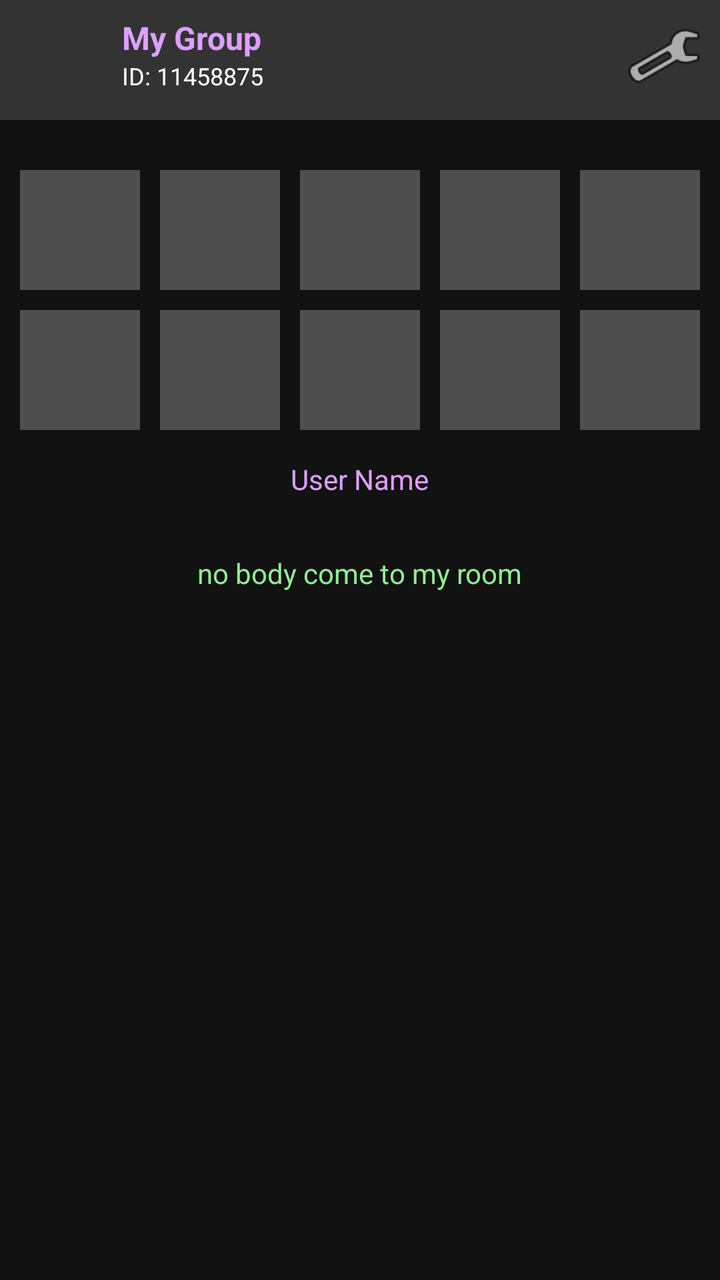
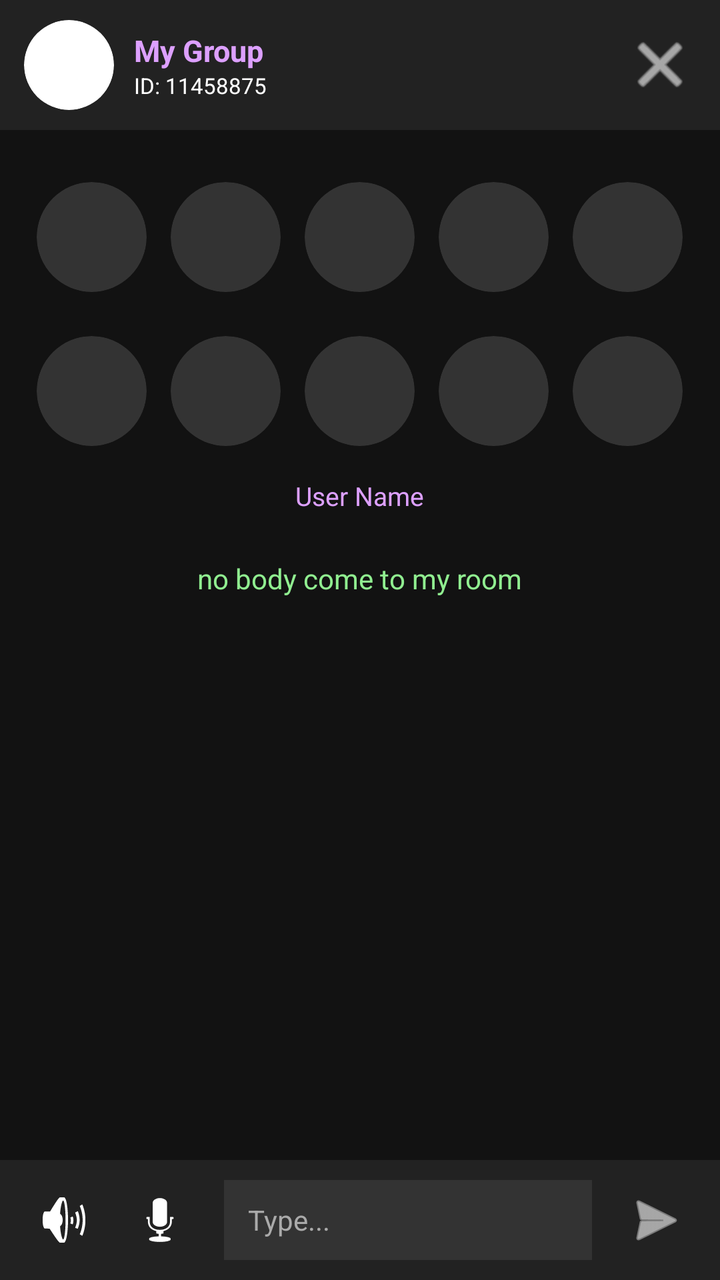

Two renders of the same Android screen: before a commit and after it. Below are the layout's source before the change and the commit's diff.
<!-- AndroidManifest.xml: application theme Theme.AppCompat.DayNight.NoActionBar -->
<!-- res/layout/activity_voice_room.xml -->
<?xml version="1.0" encoding="utf-8"?>
<LinearLayout xmlns:android="http://schemas.android.com/apk/res/android"
    android:layout_width="match_parent"
    android:layout_height="match_parent"
    android:orientation="vertical"
    android:background="#121212">

    <LinearLayout
        android:id="@+id/topBar"
        android:layout_width="match_parent"
        android:layout_height="60dp"
        android:orientation="horizontal"
        android:background="#333333"
        android:padding="8dp">

        <ImageView android:id="@+id/ivRoomAvatar"
            android:layout_width="45dp"
            android:layout_height="45dp"
            android:src="@android:drawable/sym_def_app_icon"/>

        <LinearLayout
            android:layout_width="0dp"
            android:layout_height="wrap_content"
            android:layout_weight="1"
            android:orientation="vertical"
            android:layout_marginStart="8dp">

            <TextView android:id="@+id/tvRoomName"
                android:layout_width="wrap_content"
                android:layout_height="wrap_content"
                android:text="My Group"
                android:textColor="#DDA0FF"
                android:textStyle="bold"
                android:textSize="16sp"/>

            <TextView android:id="@+id/tvRoomIds"
                android:layout_width="wrap_content"
                android:layout_height="wrap_content"
                android:text="ID: 11458875"
                android:textColor="#FFFFFF"
                android:textSize="12sp"/>
        </LinearLayout>

        <ImageView android:id="@+id/ivHomeSettings"
            android:layout_width="40dp"
            android:layout_height="40dp"
            android:src="@android:drawable/ic_menu_preferences"/>
    </LinearLayout>

    <LinearLayout android:layout_width="match_parent" android:layout_height="wrap_content" android:orientation="horizontal" android:gravity="center" android:layout_marginTop="20dp">
        <ImageView android:id="@+id/seat1" android:layout_width="60dp" android:layout_height="60dp" android:layout_margin="5dp" android:background="#40FFFFFF"/>
        <ImageView android:id="@+id/seat2" android:layout_width="60dp" android:layout_height="60dp" android:layout_margin="5dp" android:background="#40FFFFFF"/>
        <ImageView android:id="@+id/seat3" android:layout_width="60dp" android:layout_height="60dp" android:layout_margin="5dp" android:background="#40FFFFFF"/>
        <ImageView android:id="@+id/seat4" android:layout_width="60dp" android:layout_height="60dp" android:layout_margin="5dp" android:background="#40FFFFFF"/>
        <ImageView android:id="@+id/seat5" android:layout_width="60dp" android:layout_height="60dp" android:layout_margin="5dp" android:background="#40FFFFFF"/>
    </LinearLayout>

    <LinearLayout android:layout_width="match_parent" android:layout_height="wrap_content" android:orientation="horizontal" android:gravity="center">
        <ImageView android:id="@+id/seat6" android:layout_width="60dp" android:layout_height="60dp" android:layout_margin="5dp" android:background="#40FFFFFF"/>
        <ImageView android:id="@+id/seat7" android:layout_width="60dp" android:layout_height="60dp" android:layout_margin="5dp" android:background="#40FFFFFF"/>
        <ImageView android:id="@+id/seat8" android:layout_width="60dp" android:layout_height="60dp" android:layout_margin="5dp" android:background="#40FFFFFF"/>
        <ImageView android:id="@+id/seat9" android:layout_width="60dp" android:layout_height="60dp" android:layout_margin="5dp" android:background="#40FFFFFF"/>
        <ImageView android:id="@+id/seat10" android:layout_width="60dp" android:layout_height="60dp" android:layout_margin="5dp" android:background="#40FFFFFF"/>
    </LinearLayout>

    <TextView android:id="@+id/tvSeat3Name"
        android:layout_width="wrap_content"
        android:layout_height="wrap_content"
        android:layout_gravity="center"
        android:layout_marginTop="10dp"
        android:text="User Name"
        android:textColor="#DDA0FF"/>

    <TextView android:id="@+id/tvEntryLog"
        android:layout_width="wrap_content"
        android:layout_height="wrap_content"
        android:layout_gravity="center"
        android:layout_marginTop="20dp"
        android:text="no body come to my room"
        android:textColor="#90EE90"
        android:padding="8dp"/>

</LinearLayout>
<!-- resources referenced by this layout -->
<resources>

</resources>

<!-- the commit's change to res/layout/activity_voice_room.xml (unified diff, before → after) -->
@@ -1,29 +1,39 @@
 <?xml version="1.0" encoding="utf-8"?>
-<LinearLayout xmlns:android="http://schemas.android.com/apk/res/android"
+<RelativeLayout xmlns:android="http://schemas.android.com/apk/res/android"
+    xmlns:app="http://schemas.android.com/apk/res-auto"
     android:layout_width="match_parent"
     android:layout_height="match_parent"
-    android:orientation="vertical"
     android:background="#121212">
 
+    
     <LinearLayout
         android:id="@+id/topBar"
         android:layout_width="match_parent"
-        android:layout_height="60dp"
+        android:layout_height="65dp"
         android:orientation="horizontal"
-        android:background="#333333"
-        android:padding="8dp">
+        android:gravity="center_vertical"
+        android:background="#222222"
+        android:paddingHorizontal="12dp">
 
-        <ImageView android:id="@+id/ivRoomAvatar"
+        
+        <androidx.cardview.widget.CardView
             android:layout_width="45dp"
             android:layout_height="45dp"
-            android:src="@android:drawable/sym_def_app_icon"/>
+            app:cardCornerRadius="22.5dp"
+            app:cardElevation="0dp">
+            <ImageView android:id="@+id/ivRoomAvatar"
+                android:layout_width="match_parent"
+                android:layout_height="match_parent"
+                android:scaleType="centerCrop"
+                android:src="@android:drawable/sym_def_app_icon"/>
+        </androidx.cardview.widget.CardView>
 
         <LinearLayout
             android:layout_width="0dp"
             android:layout_height="wrap_content"
             android:layout_weight="1"
             android:orientation="vertical"
-            android:layout_marginStart="8dp">
+            android:layout_marginStart="10dp">
 
             <TextView android:id="@+id/tvRoomName"
                 android:layout_width="wrap_content"
@@ -31,53 +41,145 @@
                 android:text="My Group"
                 android:textColor="#DDA0FF"
                 android:textStyle="bold"
-                android:textSize="16sp"/>
+                android:textSize="15sp"/>
 
             <TextView android:id="@+id/tvRoomIds"
                 android:layout_width="wrap_content"
                 android:layout_height="wrap_content"
                 android:text="ID: 11458875"
                 android:textColor="#FFFFFF"
-                android:textSize="12sp"/>
+                android:textSize="11sp"/>
         </LinearLayout>
 
+        
         <ImageView android:id="@+id/ivHomeSettings"
-            android:layout_width="40dp"
-            android:layout_height="40dp"
-            android:src="@android:drawable/ic_menu_preferences"/>
+            android:layout_width="36dp"
+            android:layout_height="36dp"
+            android:src="@android:drawable/ic_menu_close_clear_cancel"
+            android:tint="#FFFFFF"/>
     </LinearLayout>
 
-    <LinearLayout android:layout_width="match_parent" android:layout_height="wrap_content" android:orientation="horizontal" android:gravity="center" android:layout_marginTop="20dp">
-        <ImageView android:id="@+id/seat1" android:layout_width="60dp" android:layout_height="60dp" android:layout_margin="5dp" android:background="#40FFFFFF"/>
-        <ImageView android:id="@+id/seat2" android:layout_width="60dp" android:layout_height="60dp" android:layout_margin="5dp" android:background="#40FFFFFF"/>
-        <ImageView android:id="@+id/seat3" android:layout_width="60dp" android:layout_height="60dp" android:layout_margin="5dp" android:background="#40FFFFFF"/>
-        <ImageView android:id="@+id/seat4" android:layout_width="60dp" android:layout_height="60dp" android:layout_margin="5dp" android:background="#40FFFFFF"/>
-        <ImageView android:id="@+id/seat5" android:layout_width="60dp" android:layout_height="60dp" android:layout_margin="5dp" android:background="#40FFFFFF"/>
-    </LinearLayout>
+    
+    <LinearLayout
+        android:id="@+id/seatsContainer"
+        android:layout_width="match_parent"
+        android:layout_height="wrap_content"
+        android:layout_below="@id/topBar"
+        android:layout_marginTop="20dp"
+        android:orientation="vertical"
+        android:gravity="center">
 
-    <LinearLayout android:layout_width="match_parent" android:layout_height="wrap_content" android:orientation="horizontal" android:gravity="center">
-        <ImageView android:id="@+id/seat6" android:layout_width="60dp" android:layout_height="60dp" android:layout_margin="5dp" android:background="#40FFFFFF"/>
-        <ImageView android:id="@+id/seat7" android:layout_width="60dp" android:layout_height="60dp" android:layout_margin="5dp" android:background="#40FFFFFF"/>
-        <ImageView android:id="@+id/seat8" android:layout_width="60dp" android:layout_height="60dp" android:layout_margin="5dp" android:background="#40FFFFFF"/>
-        <ImageView android:id="@+id/seat9" android:layout_width="60dp" android:layout_height="60dp" android:layout_margin="5dp" android:background="#40FFFFFF"/>
-        <ImageView android:id="@+id/seat10" android:layout_width="60dp" android:layout_height="60dp" android:layout_margin="5dp" android:background="#40FFFFFF"/>
+        
+        <LinearLayout android:layout_width="match_parent" android:layout_height="wrap_content" android:orientation="horizontal" android:gravity="center">
+            
+            <androidx.cardview.widget.CardView android:layout_width="55dp" android:layout_height="55dp" android:layout_margin="6dp" app:cardCornerRadius="27.5dp" app:cardBackgroundColor="#333333" app:cardElevation="0dp">
+                <ImageView android:id="@+id/seat1" android:layout_width="match_parent" android:layout_height="match_parent" android:scaleType="centerCrop"/>
+            </androidx.cardview.widget.CardView>
+
+            <androidx.cardview.widget.CardView android:layout_width="55dp" android:layout_height="55dp" android:layout_margin="6dp" app:cardCornerRadius="27.5dp" app:cardBackgroundColor="#333333" app:cardElevation="0dp">
+                <ImageView android:id="@+id/seat2" android:layout_width="match_parent" android:layout_height="match_parent" android:scaleType="centerCrop"/>
+            </androidx.cardview.widget.CardView>
+
+            <androidx.cardview.widget.CardView android:layout_width="55dp" android:layout_height="55dp" android:layout_margin="6dp" app:cardCornerRadius="27.5dp" app:cardBackgroundColor="#333333" app:cardElevation="0dp">
+                <ImageView android:id="@+id/seat3" android:layout_width="match_parent" android:layout_height="match_parent" android:scaleType="centerCrop"/>
+            </androidx.cardview.widget.CardView>
+
+            <androidx.cardview.widget.CardView android:layout_width="55dp" android:layout_height="55dp" android:layout_margin="6dp" app:cardCornerRadius="27.5dp" app:cardBackgroundColor="#333333" app:cardElevation="0dp">
+                <ImageView android:id="@+id/seat4" android:layout_width="match_parent" android:layout_height="match_parent" android:scaleType="centerCrop"/>
+            </androidx.cardview.widget.CardView>
+
+            <androidx.cardview.widget.CardView android:layout_width="55dp" android:layout_height="55dp" android:layout_margin="6dp" app:cardCornerRadius="27.5dp" app:cardBackgroundColor="#333333" app:cardElevation="0dp">
+                <ImageView android:id="@+id/seat5" android:layout_width="match_parent" android:layout_height="match_parent" android:scaleType="centerCrop"/>
+            </androidx.cardview.widget.CardView>
+        </LinearLayout>
+
+        
+        <LinearLayout android:layout_width="match_parent" android:layout_height="wrap_content" android:orientation="horizontal" android:gravity="center" android:layout_marginTop="10dp">
+            
+            <androidx.cardview.widget.CardView android:layout_width="55dp" android:layout_height="55dp" android:layout_margin="6dp" app:cardCornerRadius="27.5dp" app:cardBackgroundColor="#333333" app:cardElevation="0dp">
+                <ImageView android:id="@+id/seat6" android:layout_width="match_parent" android:layout_height="match_parent" android:scaleType="centerCrop"/>
+            </androidx.cardview.widget.CardView>
+
+            <androidx.cardview.widget.CardView android:layout_width="55dp" android:layout_height="55dp" android:layout_margin="6dp" app:cardCornerRadius="27.5dp" app:cardBackgroundColor="#333333" app:cardElevation="0dp">
+                <ImageView android:id="@+id/seat7" android:layout_width="match_parent" android:layout_height="match_parent" android:scaleType="centerCrop"/>
+            </androidx.cardview.widget.CardView>
+
+            <androidx.cardview.widget.CardView android:layout_width="55dp" android:layout_height="55dp" android:layout_margin="6dp" app:cardCornerRadius="27.5dp" app:cardBackgroundColor="#333333" app:cardElevation="0dp">
+                <ImageView android:id="@+id/seat8" android:layout_width="match_parent" android:layout_height="match_parent" android:scaleType="centerCrop"/>
+            </androidx.cardview.widget.CardView>
+
+            <androidx.cardview.widget.CardView android:layout_width="55dp" android:layout_height="55dp" android:layout_margin="6dp" app:cardCornerRadius="27.5dp" app:cardBackgroundColor="#333333" app:cardElevation="0dp">
+                <ImageView android:id="@+id/seat9" android:layout_width="match_parent" android:layout_height="match_parent" android:scaleType="centerCrop"/>
+            </androidx.cardview.widget.CardView>
+
+            <androidx.cardview.widget.CardView android:layout_width="55dp" android:layout_height="55dp" android:layout_margin="6dp" app:cardCornerRadius="27.5dp" app:cardBackgroundColor="#333333" app:cardElevation="0dp">
+                <ImageView android:id="@+id/seat10" android:layout_width="match_parent" android:layout_height="match_parent" android:scaleType="centerCrop"/>
+            </androidx.cardview.widget.CardView>
+        </LinearLayout>
     </LinearLayout>
 
     <TextView android:id="@+id/tvSeat3Name"
         android:layout_width="wrap_content"
         android:layout_height="wrap_content"
-        android:layout_gravity="center"
+        android:layout_below="@id/seatsContainer"
+        android:layout_centerHorizontal="true"
         android:layout_marginTop="10dp"
         android:text="User Name"
-        android:textColor="#DDA0FF"/>
+        android:textColor="#DDA0FF"
+        android:textSize="13sp"/>
 
     <TextView android:id="@+id/tvEntryLog"
         android:layout_width="wrap_content"
         android:layout_height="wrap_content"
-        android:layout_gravity="center"
-        android:layout_marginTop="20dp"
+        android:layout_below="@id/tvSeat3Name"
+        android:layout_centerHorizontal="true"
+        android:layout_marginTop="15dp"
         android:text="no body come to my room"
         android:textColor="#90EE90"
         android:padding="8dp"/>
 
-</LinearLayout>
+    
+    <LinearLayout
+        android:id="@+id/bottomBar"
+        android:layout_width="match_parent"
+        android:layout_height="60dp"
+        android:layout_alignParentBottom="true"
+        android:orientation="horizontal"
+        android:gravity="center_vertical"
+        android:background="#222222"
+        android:paddingHorizontal="16dp">
+
+        <ImageView
+            android:layout_width="32dp"
+            android:layout_height="32dp"
+            android:src="@android:drawable/ic_lock_silent_mode_off"
+            android:tint="#FFFFFF"
+            android:layout_marginEnd="16dp"/>
+
+        <ImageView
+            android:layout_width="32dp"
+            android:layout_height="32dp"
+            android:src="@android:drawable/ic_btn_speak_now"
+            android:tint="#FFFFFF"
+            android:layout_marginEnd="16dp"/>
+
+        <TextView
+            android:layout_width="0dp"
+            android:layout_height="40dp"
+            android:layout_weight="1"
+            android:background="#333333"
+            android:gravity="center_vertical"
+            android:paddingStart="12dp"
+            android:text="Type..."
+            android:textColor="#AAAAAA"
+            android:textSize="14sp"/>
+
+        <ImageView
+            android:layout_width="32dp"
+            android:layout_height="32dp"
+            android:src="@android:drawable/ic_menu_send"
+            android:tint="#FFFFFF"
+            android:layout_marginStart="16dp"/>
+    </LinearLayout>
+
+</RelativeLayout>
